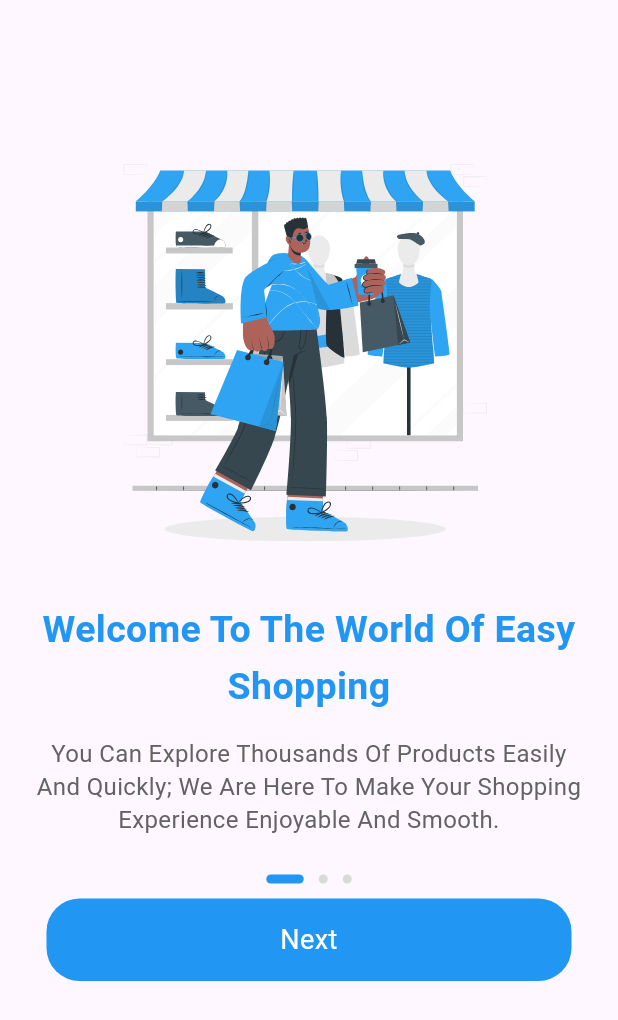
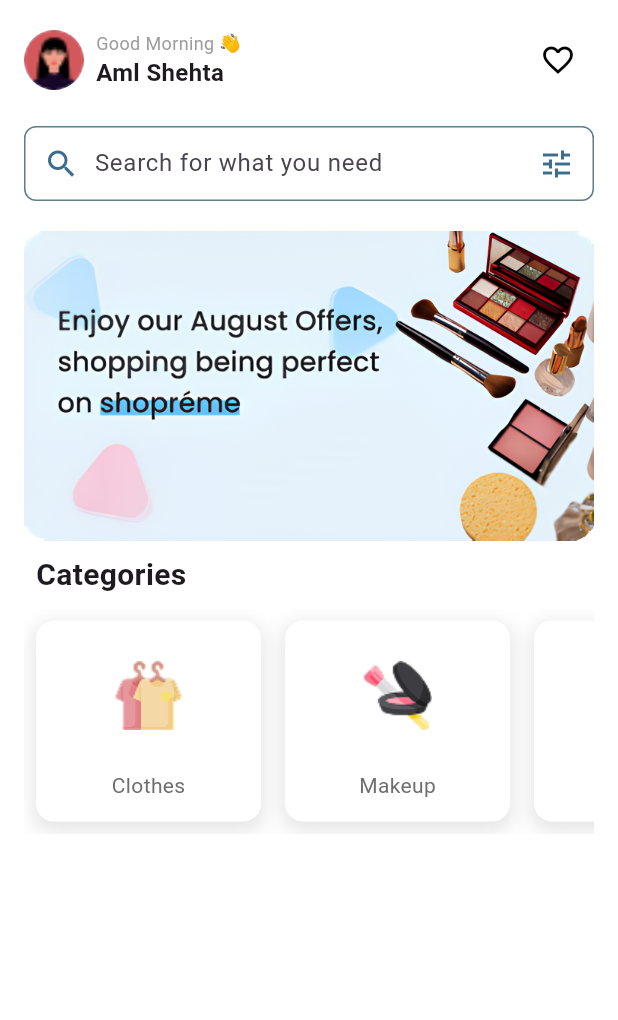
Before and after one commit to C-Slash/e_commerce, a Flutter app: the screen it shows after launch, on a phone screen of 412 x 824 dp. Shown: the top 1020 px of the screen. Run offline on Flutter 3.47's test engine with Material 3 defaults, Android fonts, the phone set to English and light mode, and no system bars; our stand-ins replace dio, flutter_svg, google_fonts; network calls fail; Roboto replaces fonts that are missing (Nunito, Poppins).

Commit message:
home page

```diff
--- a/lib/main.dart
+++ b/lib/main.dart
@@ -1,3 +1,4 @@
+import 'package:e_commerce/screens/home_screen.dart';
 import 'package:e_commerce/screens/splash_screen.dart';
 import 'package:flutter/material.dart';
 
@@ -13,7 +14,7 @@
   Widget build(BuildContext context) {
     return MaterialApp(
       debugShowCheckedModeBanner: false,
-      home: SplashScreen(),
+      home: HomeScreen(),
     );
   }
 }
--- /dev/null
+++ b/lib/screens/home_screen.dart
@@ -0,0 +1,110 @@
+import 'package:e_commerce/widgets/category_widget.dart';
+import 'package:e_commerce/widgets/costum_section.dart';
+import 'package:flutter/material.dart';
+
+class HomeScreen extends StatefulWidget {
+  @override
+  State<HomeScreen> createState() => _HomeScreenState();
+}
+
+class _HomeScreenState extends State<HomeScreen> {
+  @override
+  Widget build(BuildContext context) {
+    return Scaffold(
+      backgroundColor: Colors.white,
+      body: Padding(
+        padding: const EdgeInsets.all(16.0),
+        child: Column(
+          crossAxisAlignment: CrossAxisAlignment.start,
+          children: [
+            Row(
+              mainAxisAlignment: MainAxisAlignment.spaceBetween,
+              children: [
+                Row(
+                  children: [
+                    CircleAvatar(
+                      backgroundImage: AssetImage('images/user.png'),
+                      radius: 20,
+                    ),
+                    const SizedBox(width: 8),
+                    Column(
+                      crossAxisAlignment: CrossAxisAlignment.start,
+                      children: [
+                        Text(
+                          "Good Morning 👋",
+                          style: TextStyle(fontSize: 12, color: Colors.grey),
+                        ),
+                        Text(
+                          "Aml Shehta",
+                          style: TextStyle(fontSize: 16, fontWeight: FontWeight.bold),
+                        ),
+                      ],
+                    ),
+                  ],
+                ),
+                IconButton(
+                  icon: Icon(Icons.favorite_outline_sharp, color: Colors.black),
+                  onPressed: () {
+                    // Handle favorite action
+                  },
+                ),
+              ],
+            ),
+            const SizedBox(height: 20),
+            Container(
+              padding: const EdgeInsets.symmetric(horizontal: 12),
+              decoration: BoxDecoration(
+                color: Colors.white,
+                borderRadius: BorderRadius.circular(8),
+                border: Border.all(color: Colors.blueGrey),
+              ),
+              child: Row(
+                children: [
+                  Icon(Icons.search, color: Color.fromARGB(255, 59, 109, 141)),
+                  const SizedBox(width: 10),
+                  Expanded(
+                    child: TextField(
+                      decoration: InputDecoration(
+                        hintText: "Search for what you need",
+                        border: InputBorder.none,
+                      ),
+                    ),
+                  ),
+                  Icon(Icons.tune, color: Color.fromARGB(255, 59, 109, 141)),
+                ],
+              ),
+            ),
+
+           SizedBox(height: 20),
+
+          Image.asset('images/banner.png'),
+
+          Padding(
+              padding: const EdgeInsets.all(8.0),
+              child: Text(
+                'Categories',style: TextStyle(fontWeight: FontWeight.bold,fontSize: 20,)),
+            ),
+            SizedBox(
+              height: 150,
+              child: ListView(
+                scrollDirection: Axis.horizontal,
+                children: [
+                  CategoryContainer(category: 'Clothes', link: 'images/clothes.png',),
+                  CategoryContainer(category: 'Makeup', link: 'images/makeup.png',),
+                  CategoryContainer(category: 'Electonics', link: 'images/electronics.png',),
+
+                  CustomSection(title: 'Offers 🔥'),
+                  CustomSection(title: 'Recommended'),
+                  CustomSection(title: 'Our Product'),
+                ],
+              ),
+            ),
+          ],
+
+
+
+        ),
+      ),
+    );
+  }
+}
--- a/lib/screens/onboarding_screen.dart
+++ b/lib/screens/onboarding_screen.dart
@@ -13,12 +13,15 @@
 }
 
 class _OnboardingScreenState extends State<OnboardingScreen> {
-  PageController nextPage = new PageController();
+  PageController nextPage = PageController();
   int pageNumber = 0;
+
   @override
   Widget build(BuildContext context) {
     return Scaffold(
-      body: Padding(
+      body: Stack(
+        children: [
+          Padding(
             padding: const EdgeInsets.only(top: 100.0),
             child: PageView(
               onPageChanged: (value) {
@@ -28,63 +31,82 @@
               },
               controller: nextPage,
               children: [
-            Column(
-              children: [
-                OnboardingTextWidget(
-                    text1: "Welcome To The World Of Easy Shopping",
-                    text2:
+                onboardingPage(
+                  "Welcome To The World Of Easy Shopping",
                   "You Can Explore Thousands Of Products Easily\nAnd Quickly; We Are Here To Make Your Shopping Experience Enjoyable And Smooth.",
-                    img: "images/shopping.svg"),
-                SizedBox(
-                  height: 10,
+                  "images/shopping.svg",
+                  nextPage,
+                  1,
                 ),
-                DotWidget(
-                  number: pageNumber,
+                onboardingPage(
+                  "Exclusive offers tailored for you",
+                  "Get exclusive deals and discounts that suit your taste. Enjoy a personalized shopping experience that meets all your needs.",
+                  "images/bags.svg",
+                  nextPage,
+                  2,
                 ),
-                SizedBox(
-                  height: 10,
-                ),
-                NextCustomContainer(
-                  page: nextPage,
-                  index: 1,
-                )
+                lastOnboardingPage(),
               ],
             ),
-            Column(
+          ),
+
+          // Skip Button with Double Arrow Icon
+          if (pageNumber < 2)
+            Positioned(
+              top: 50,
+              right: 20,
+              child: TextButton(
+                onPressed: () {
+                  nextPage.jumpToPage(2);
+                },
+                child: Row(
+                  mainAxisSize: MainAxisSize.min,
                   children: [
-                OnboardingTextWidget(
-                    text1: "Exclusive offers tailored for you",
-                    text2:
-                        "Get exclusive deals and discounts that suit your taste. Enjoy a personalized shopping experience that meets all your needs.",
-                    img: "images/bags.svg"),
-                SizedBox(
-                  height: 40,
+                    Text(
+                      "SKIP",
+                      style: TextStyle(
+                        color: Colors.grey,
+                        fontWeight: FontWeight.bold,
+                        fontSize: 16,
                       ),
-                DotWidget(
-                  number: pageNumber,
                     ),
-                SizedBox(
-                  height: 10,
+                    SizedBox(width: 5),
+                    Icon(
+                      Icons.keyboard_double_arrow_right,
+                      color: Colors.grey,
                     ),
-                NextCustomContainer(
-                  page: nextPage,
-                  index: 2,
-                )
                   ],
                 ),
-            Column(
+              ),
+            ),
+        ],
+      ),
+    );
+  }
+
+  Widget onboardingPage(
+      String title, String subtitle, String img, PageController controller, int index) {
+    return Column(
+      children: [
+        OnboardingTextWidget(text1: title, text2: subtitle, img: img),
+        SizedBox(height: 10),
+        DotWidget(number: pageNumber),
+        SizedBox(height: 10),
+        NextCustomContainer(page: controller, index: index),
+      ],
+    );
+  }
+
+  Widget lastOnboardingPage() {
+    return Column(
       children: [
         OnboardingTextWidget(
           text1: "Secure and fast payment with a single touch",
-                    text2:
-                        "Enjoy a smooth and secure payment experience with various payment options. Shop with confidence and pay effortlessly.",
-                    img: "images/amico.svg"),
-                SizedBox(
-                  height: 25,
+          text2: "Enjoy a smooth and secure payment experience with various payment options. Shop with confidence and pay effortlessly.",
+          img: "images/amico.svg",
         ),
-                DotWidget(
-                  number: pageNumber,
-                ),
+        SizedBox(height: 25),
+        DotWidget(number: pageNumber),
         SizedBox(height: 10),
         Padding(
           padding: const EdgeInsets.symmetric(horizontal: 30),
@@ -92,11 +114,7 @@
             children: [
               ElevatedButton(
                 onPressed: () {
-                          Navigator.push(
-                            context,
-                            MaterialPageRoute(
-                                builder: (context) => SignUpScreen()),
-                          );
+                  Navigator.push(context, MaterialPageRoute(builder: (context) => SignUpScreen()));
                 },
                 style: ElevatedButton.styleFrom(
                   backgroundColor: Colors.blue,
@@ -107,46 +125,30 @@
                 ),
                 child: Text(
                   "Sign up",
-                          style: TextStyle(
-                            fontSize: 18,
-                            fontWeight: FontWeight.bold,
-                            color: Colors.white,
-                          ),
+                  style: TextStyle(fontSize: 18, fontWeight: FontWeight.bold, color: Colors.white),
                 ),
               ),
               SizedBox(height: 10),
               OutlinedButton(
                 onPressed: () {
-                          Navigator.push(
-                            context,
-                            MaterialPageRoute(
-                                builder: (context) => SignInScreen()),
-                          );
+                  Navigator.push(context, MaterialPageRoute(builder: (context) => SignInScreen()));
                 },
                 style: OutlinedButton.styleFrom(
                   shape: RoundedRectangleBorder(
                     borderRadius: BorderRadius.circular(30),
                   ),
                   side: BorderSide(color: Colors.blue),
-                          minimumSize: Size(double.infinity, 50), // Full width
+                  minimumSize: Size(double.infinity, 50),
                 ),
                 child: Text(
                   "Sign in",
-                          style: TextStyle(
-                            fontSize: 18,
-                            fontWeight: FontWeight.bold,
-                            color: Colors.blue,
-                          ),
+                  style: TextStyle(fontSize: 18, fontWeight: FontWeight.bold, color: Colors.blue),
                 ),
               ),
             ],
           ),
         ),
       ],
-            ),
-          ],
-        ),
-      ),
     );
   }
 }
--- /dev/null
+++ b/lib/widgets/category_widget.dart
@@ -0,0 +1,45 @@
+import 'package:flutter/material.dart';
+
+class CategoryContainer extends StatelessWidget {
+  const CategoryContainer({super.key, required this.category, required this.link});
+
+
+  final String category;
+  final String link;
+
+  @override
+  Widget build(BuildContext context) {
+    return Padding(
+      padding: const EdgeInsets.all(8.0),
+      child: Container(
+        decoration: BoxDecoration(
+          borderRadius: BorderRadius.circular(12),
+          color: Colors.white,
+          boxShadow: [
+            BoxShadow(
+              color: Colors.black.withOpacity(0.1),
+              offset: Offset(0, 4),
+              blurRadius: 10,
+              spreadRadius: 2,
+            ),
+          ],
+        ),
+        child: Column(
+          children: [
+            Image.asset(
+              link,
+              height: 100,
+              width: 150,
+            ),
+            Text(
+              category,
+              style: TextStyle(
+                color: Color.fromARGB(255, 110, 110, 110),
+              ),
+            ),
+          ],
+        ),
+      ),
+    );
+  }
+}
--- a/pubspec.yaml
+++ b/pubspec.yaml
@@ -36,6 +36,7 @@
   cupertino_icons: ^1.0.8
   google_fonts: ^6.2.1
   flutter_svg: ^2.0.17
+  dio: ^5.8.0+1
 
 dev_dependencies:
   flutter_test:
```
Also changed, not shown: lib/model/product_item.dart (added, +19 -0 lines), lib/services/product_api.dart (added, +19 -0 lines), lib/widgets/costum_section.dart (added, +81 -0 lines), lib/widgets/product_container.dart (added, +79 -0 lines), images/banner.png (added), images/clothes.png (added), images/electronics.png (added), images/makeup.png (added), images/user.png (added), pubspec.lock. Lines whose indentation alone changed are shown as unchanged.
